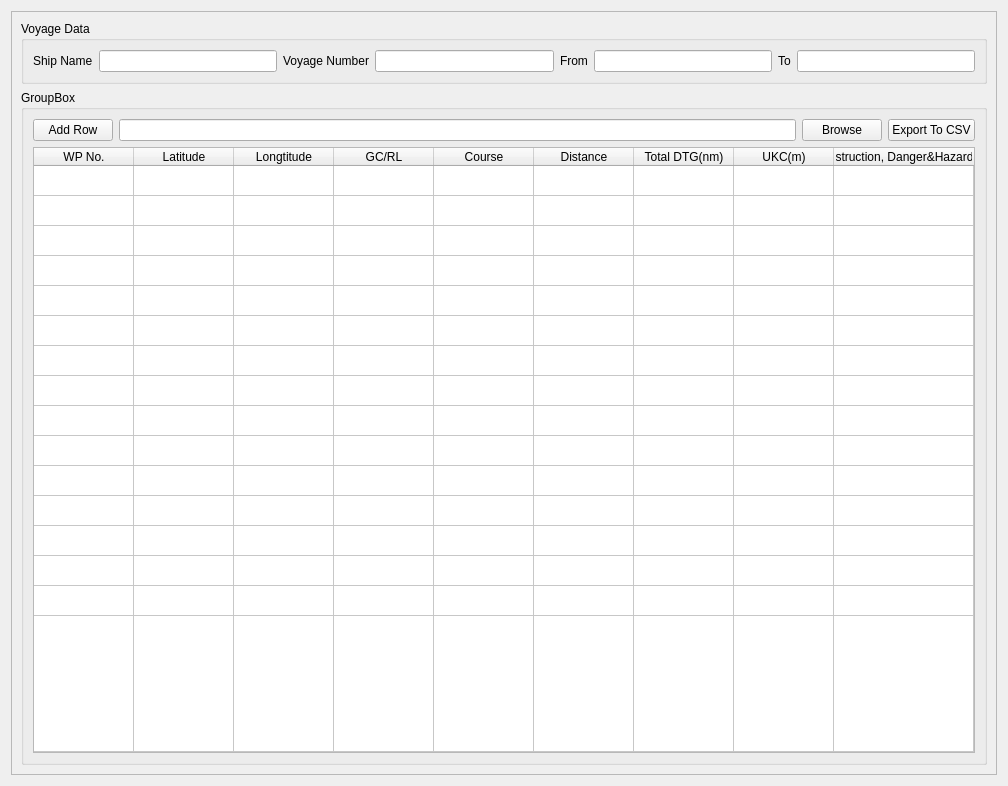
Above: QtUi/planGenerator.ui from heavenlxj/emgui before the change. Below: the same form after it.
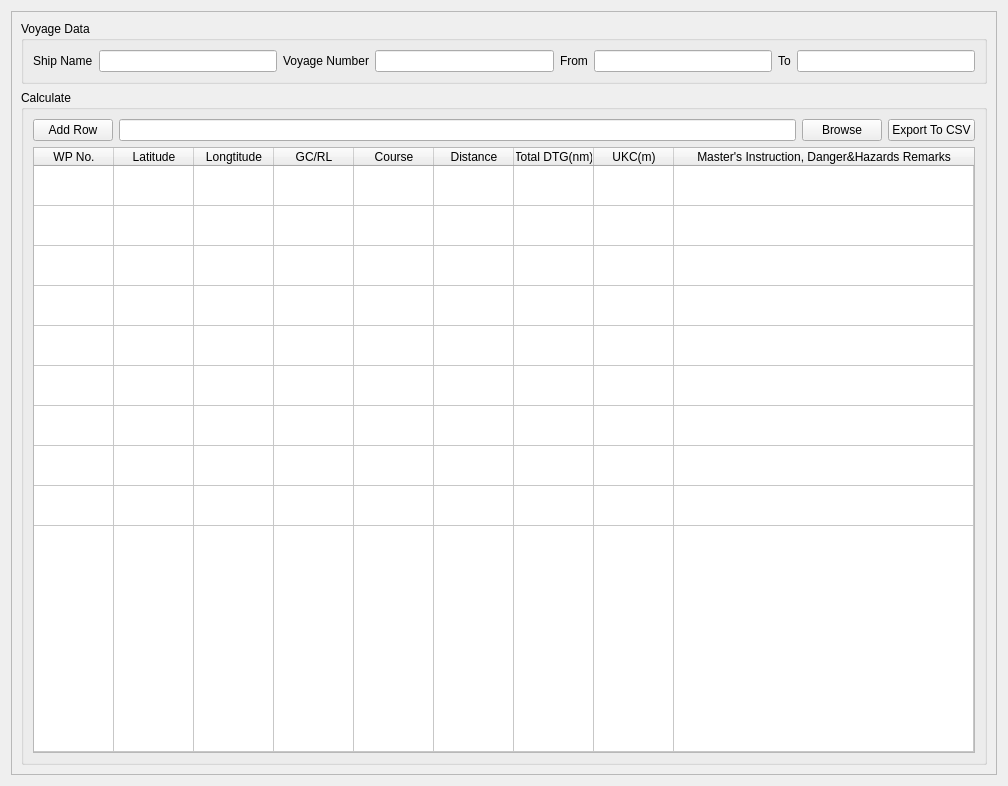
That is the form after the change.

```diff
--- a/QtUi/planGenerator.ui
+++ b/QtUi/planGenerator.ui
@@ -158,7 +158,7 @@
       <item>
        <widget class="QGroupBox" name="groupBox_2">
         <property name="title">
-         <string>GroupBox</string>
+         <string>Calculate</string>
         </property>
         <layout class="QVBoxLayout" name="verticalLayout">
          <item>
@@ -222,9 +222,15 @@
              <verstretch>0</verstretch>
             </sizepolicy>
            </property>
+           <property name="rowCount">
+            <number>10</number>
+           </property>
            <attribute name="horizontalHeaderCascadingSectionResizes">
             <bool>true</bool>
            </attribute>
+           <attribute name="horizontalHeaderDefaultSectionSize">
+            <number>80</number>
+           </attribute>
            <attribute name="horizontalHeaderMinimumSectionSize">
             <number>32</number>
            </attribute>
@@ -237,6 +243,9 @@
            <attribute name="verticalHeaderCascadingSectionResizes">
             <bool>true</bool>
            </attribute>
+           <attribute name="verticalHeaderDefaultSectionSize">
+            <number>40</number>
+           </attribute>
            <attribute name="verticalHeaderStretchLastSection">
             <bool>true</bool>
            </attribute>
@@ -280,36 +289,6 @@
              <string>新建行</string>
             </property>
            </row>
-           <row>
-            <property name="text">
-             <string>新建行</string>
-            </property>
-           </row>
-           <row>
-            <property name="text">
-             <string>新建行</string>
-            </property>
-           </row>
-           <row>
-            <property name="text">
-             <string>新建行</string>
-            </property>
-           </row>
-           <row>
-            <property name="text">
-             <string>新建行</string>
-            </property>
-           </row>
-           <row>
-            <property name="text">
-             <string>新建行</string>
-            </property>
-           </row>
-           <row>
-            <property name="text">
-             <string>新建行</string>
-            </property>
-           </row>
            <row>
             <property name="text">
              <string>新建行</string>
```
